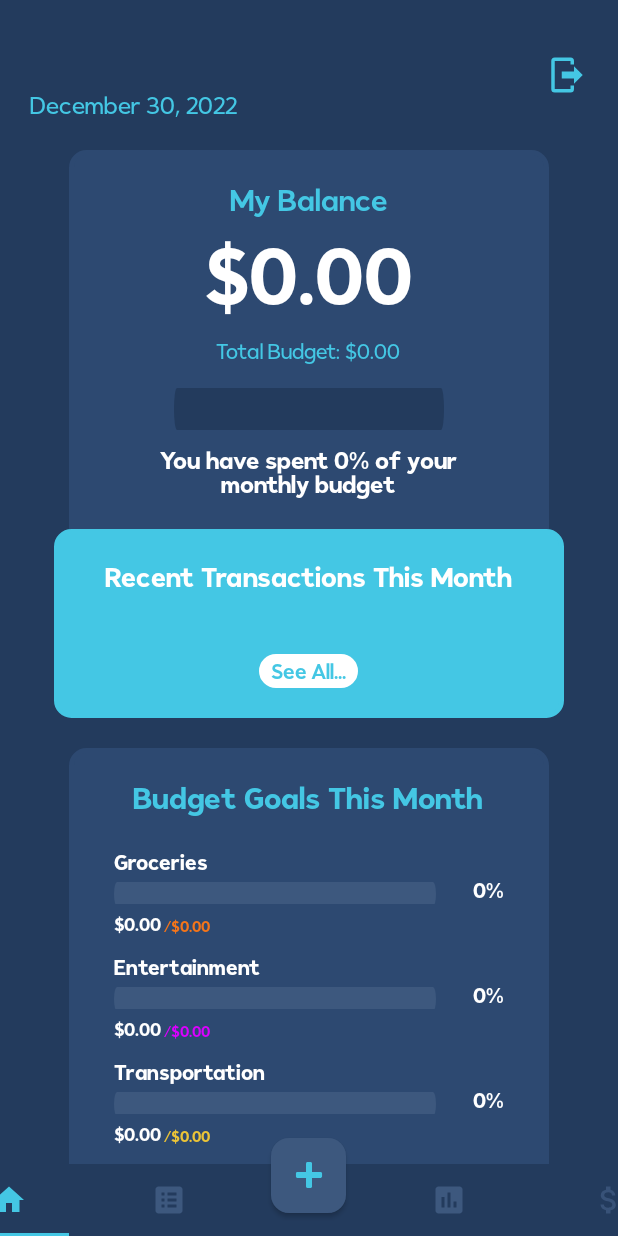
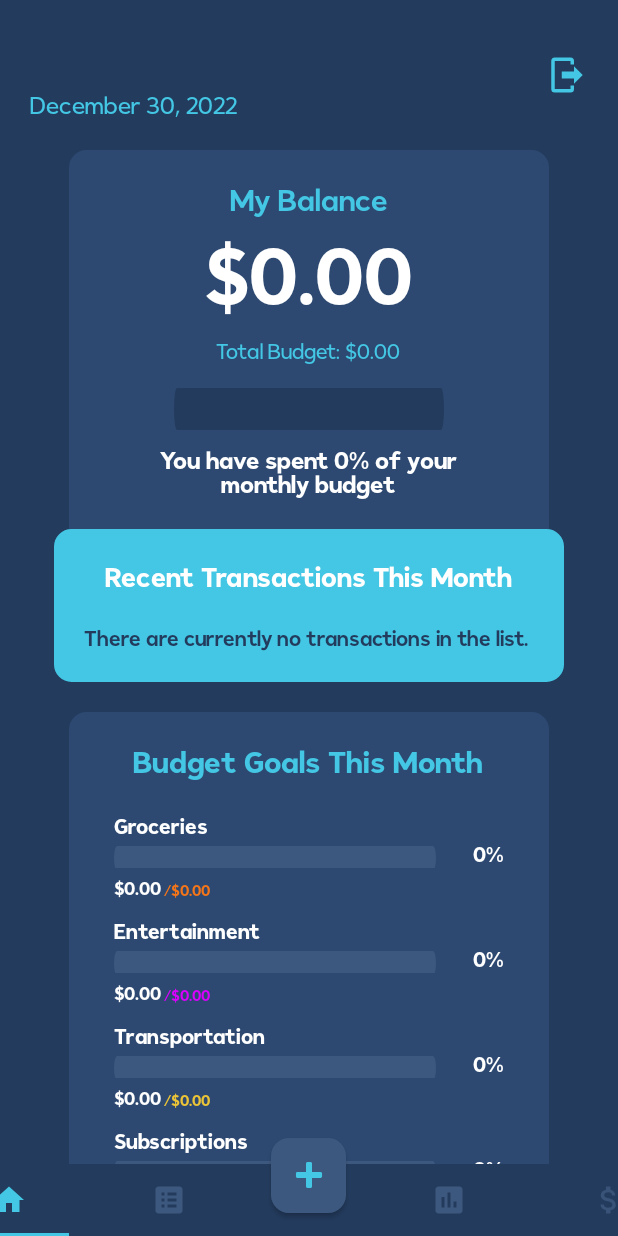
Before and after one commit to justin-medeiros/IBudget---Budgeting-App, an Android app: the screen it shows after launch once a user with an empty profile is signed in (MainActivity), on a phone screen of 412 x 824 dp. Run offline under Robolectric (Android 15) with nearby library versions, the phone set to English and light mode, and no system bars; our stand-ins replace Firebase (no records; nobody signed in at launch, a user with empty details on screens opened directly), data binding; libraries missing offline, so code that uses them is left out: com.github.mikephil.charting; 4 statements that could not run were skipped.

Commit message:
Implemented text when have no transactions in the latest transactions section in home page

```diff
--- a/app/src/main/java/com/example/app_expenses/fragments/HomeFragment.kt
+++ b/app/src/main/java/com/example/app_expenses/fragments/HomeFragment.kt
@@ -89,7 +89,16 @@ class HomeFragment: Fragment() {
         lifecycleScope.launch {
             transactionsViewModel.getLatestTransactionsList()
             transactionsViewModel.getLatestTransactionsLiveData().observe(viewLifecycleOwner){ latestTransactions ->
-                latestTransactionAdapter.replaceAll(latestTransactions)
+                if(latestTransactions.isEmpty()){
+                    fragmentHomeBinding.rvRecentTransactionsHome.visibility = View.GONE
+                    fragmentHomeBinding.seeAllRecentTransactionsHome.visibility = View.GONE
+                    fragmentHomeBinding.tvNoLatestTransactions.visibility = View.VISIBLE
+                } else {
+                    fragmentHomeBinding.rvRecentTransactionsHome.visibility = View.VISIBLE
+                    fragmentHomeBinding.seeAllRecentTransactionsHome.visibility = View.VISIBLE
+                    fragmentHomeBinding.tvNoLatestTransactions.visibility = View.GONE
+                    latestTransactionAdapter.replaceAll(latestTransactions)
+                }
             }
         }
 
--- a/app/src/main/java/com/example/app_expenses/repositories/TransactionsRepository.kt
+++ b/app/src/main/java/com/example/app_expenses/repositories/TransactionsRepository.kt
@@ -279,6 +279,8 @@ class TransactionsRepository {
                             }
                         }
                         latestTransactionsListLiveData.postValue(getFiveLatestTransactions(latestTransactionsMap))
+                    } else{
+                        latestTransactionsListLiveData.postValue(mutableListOf())
                     }
                 }
                 override fun onCancelled(databaseError: DatabaseError) {}
--- a/app/src/main/res/layout/fragment_home.xml
+++ b/app/src/main/res/layout/fragment_home.xml
@@ -158,6 +158,18 @@
                     android:layout_margin="20dp"/>
 
                 <TextView
+                    android:id="@+id/tvNoLatestTransactions"
+                    android:layout_width="wrap_content"
+                    android:layout_height="wrap_content"
+                    android:fontFamily="@font/figerona_semibold"
+                    android:layout_margin="20dp"
+                    android:text="@string/no_items_transactions_list"
+                    android:textSize="14sp"
+                    android:textColor="@color/background_primary"
+                    android:visibility="visible"
+                    />
+
+                <TextView
                     android:id="@+id/seeAllRecentTransactionsHome"
                     android:layout_width="wrap_content"
                     android:layout_height="wrap_content"
@@ -204,8 +216,6 @@
                     android:layout_width="match_parent"
                     android:layout_height="match_parent"
                     android:layout_margin="20dp"/>
-
-
             </LinearLayout>
 
         </LinearLayout>
```
